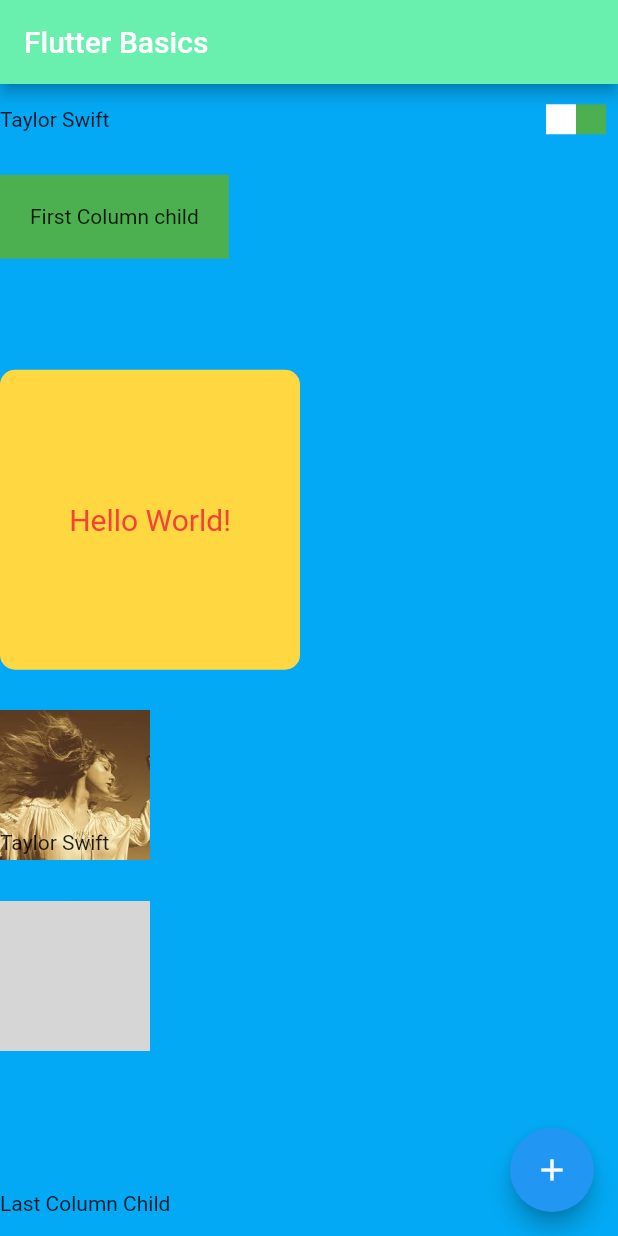
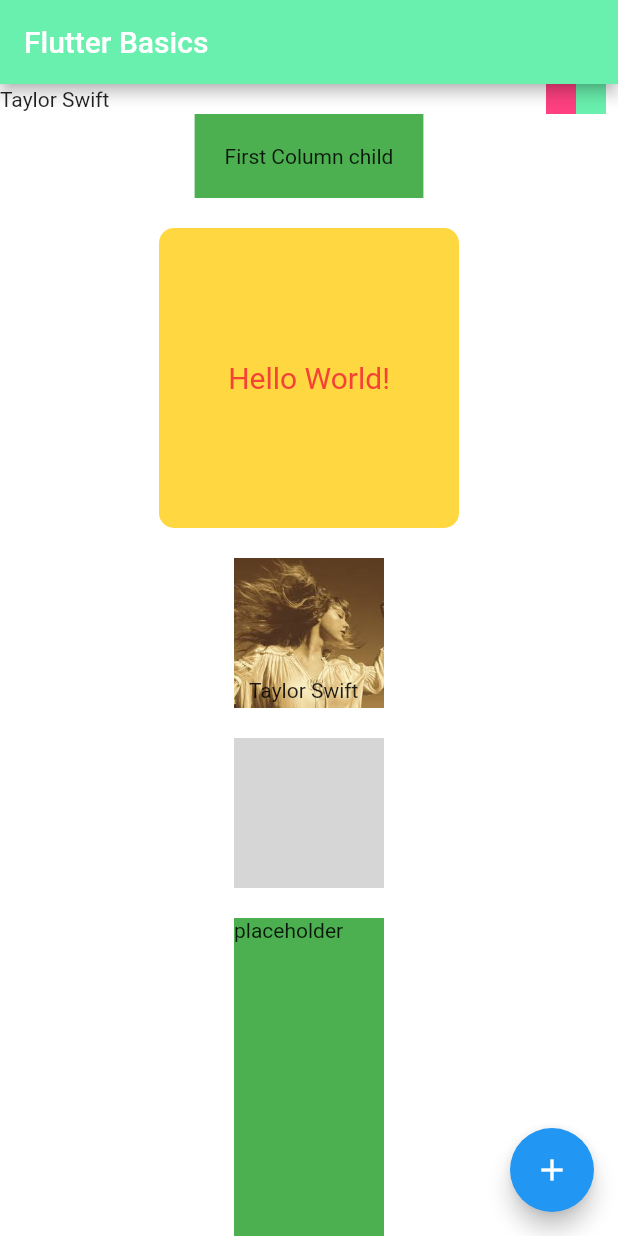
Before and after one commit to dvxgit-tbautista/flutter-myapp, a Flutter app: the screen it shows after launch, on a phone screen of 412 x 824 dp. Run offline on Flutter 3.47's test engine with Material 2 defaults, Android fonts, the phone set to English and light mode, and no system bars; network calls fail; grey boxes are pictures that could not be loaded.

Commit message:
scroll view

```diff
--- a/lib/main.dart
+++ b/lib/main.dart
@@ -16,11 +16,14 @@ class MyApp extends StatelessWidget {
         home: Scaffold(
           appBar: AppBar(title: const Text("Flutter Basics")),
           body: Container(
-            color: Colors.lightBlue,
+            color: Colors.white,
+            // DO NOT USE EXPANDED IN A SCROLL VIEW VERTICALLY
+            child: SingleChildScrollView(
+              // physics: const BouncingScrollPhysics(),
               child: Column(
                 mainAxisSize: MainAxisSize.max,
-              crossAxisAlignment: CrossAxisAlignment.start,
-              mainAxisAlignment: MainAxisAlignment.spaceAround,
+                crossAxisAlignment: CrossAxisAlignment.center,
+                // mainAxisAlignment: MainAxisAlignment.spaceAround,
                 children: [
                   Row(
                     mainAxisAlignment: MainAxisAlignment.start,
@@ -35,12 +38,12 @@ class MyApp extends StatelessWidget {
                       Container(
                         height: 20,
                         width: 20,
-                      color: Colors.white,
+                        color: Colors.pinkAccent,
                       ),
                       Container(
                         height: 20,
                         width: 20,
-                      color: Colors.green,
+                        color: Colors.greenAccent,
                       ),
                       const SizedBox(
                         width: 8,
@@ -70,6 +73,9 @@ class MyApp extends StatelessWidget {
                       ),
                     ),
                   ),
+                  const SizedBox(
+                    height: 20,
+                  ),
                   Stack(
                     children: [
                       SizedBox(
@@ -80,8 +86,12 @@ class MyApp extends StatelessWidget {
                           fit: BoxFit.cover,
                         ),
                       ),
-                    const Positioned(top: 80, child: Text('Taylor Swift'))
+                      const Positioned(
+                          top: 80, left: 10, child: Text('Taylor Swift'))
                     ],
+                  ),
+                  const SizedBox(
+                    height: 20,
                   ),
                   const SizedBox(
                       width: 100,
@@ -91,10 +101,16 @@ class MyApp extends StatelessWidget {
                             'https://images.wsj.net/im-213677?width=1280&size=1.33333333'),
                       )),
                   const SizedBox(
-                  height: 40,
+                    height: 20,
                   ),
-                const Text('Last Column Child')
+                  Container(
+                    height: 400,
+                    width: 100,
+                    color: Colors.green,
+                    child: const Text("placeholder"),
+                  ),
                 ],
+              ),
             ),
           ),
           floatingActionButton: FloatingActionButton(
```
Lines whose indentation alone changed are shown as unchanged.
